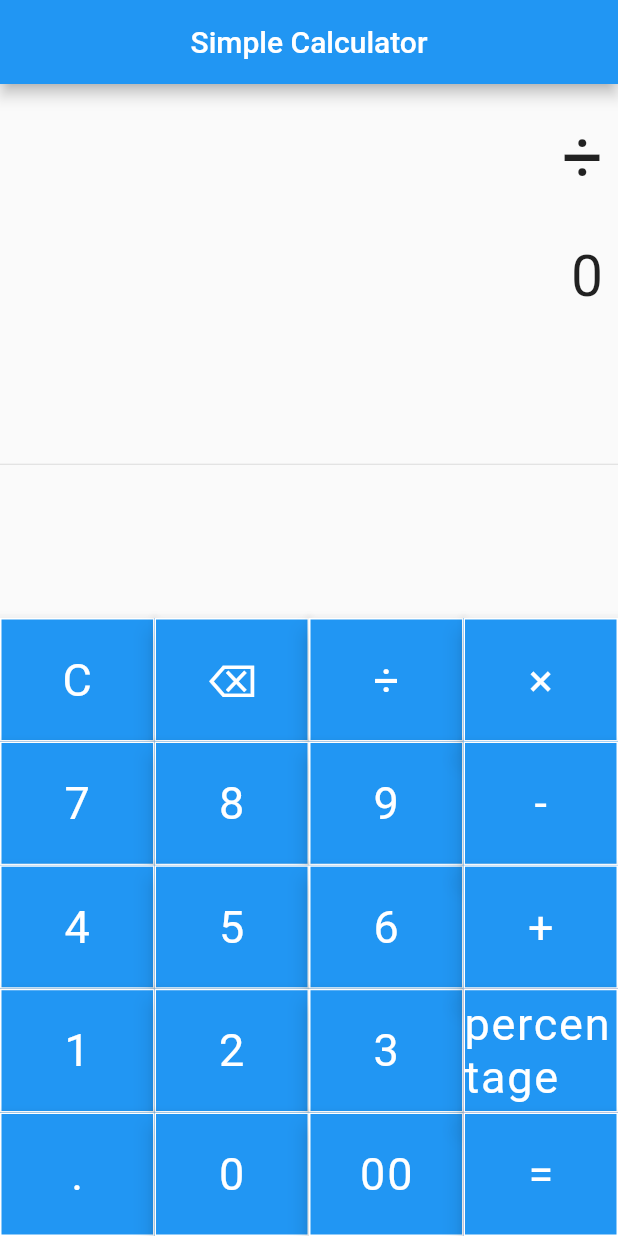
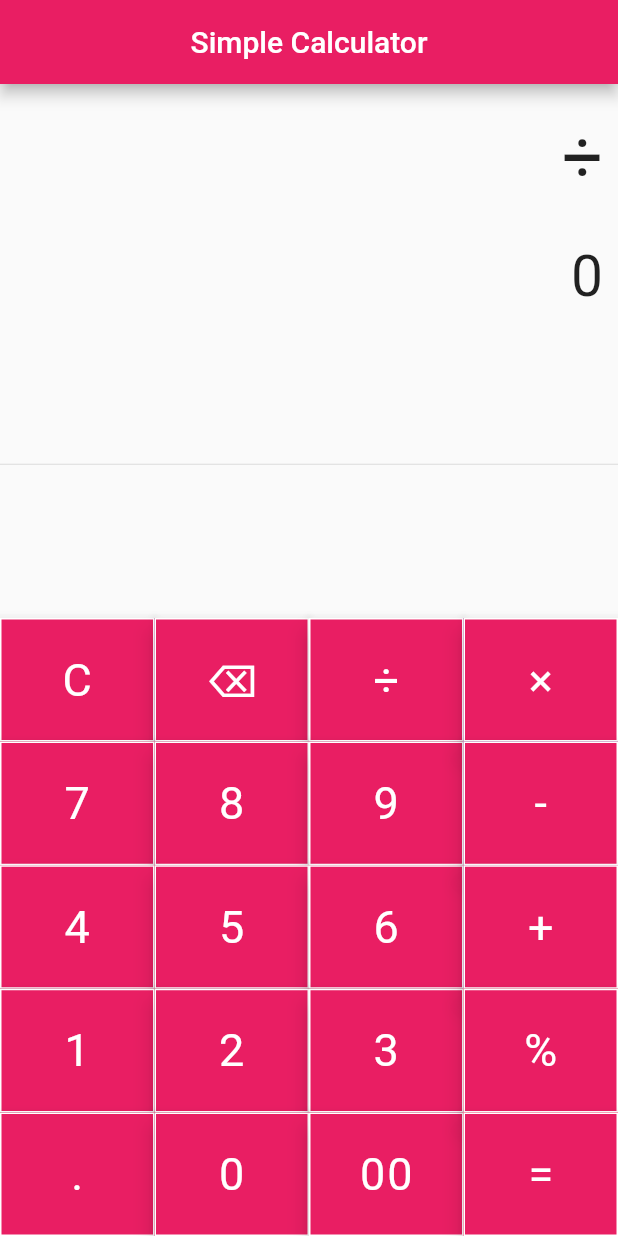
Before and after one commit to needyaya/s_in-s_up-chatpage, a Flutter app: the screen it shows after launch, after a tap on an icon or button, on a phone screen of 412 x 824 dp. Run offline on Flutter 3.47's test engine with Material 2 defaults, Android fonts, the phone set to English and light mode, and no system bars; our stand-ins replace math_expressions.

Commit message:
new percentage

```diff
--- a/calculator/lib/main.dart
+++ b/calculator/lib/main.dart
@@ -11,6 +11,7 @@ class Calculator extends StatelessWidget {
     return MaterialApp(
       debugShowCheckedModeBanner: false,
       title: 'Calculator',
+      theme: ThemeData(primarySwatch: Colors.pink),
       home: SimpleCalculator(),
     );
   }
@@ -46,7 +47,7 @@ class _SimpleCalculatorState extends State<SimpleCalculator> {
         if (equation == "") {
           equation = "0";
         }
-      } else if (buttonText == "=") {
+      } else if (buttonText == "=" ) {
         equationFontSize = 38.0;
         resultFontSize = 48.0;
 
@@ -54,39 +55,18 @@ class _SimpleCalculatorState extends State<SimpleCalculator> {
         expression = expression.replaceAll('X', '*');
         expression = expression.replaceAll('÷', '/');
 
-        if (buttonText == "percentage") {
-          table = equation.split("percentage");
+        if (expression == "~") {
+          table = equation.split("~");
           num = double.parse(table.elementAt(0));
           num1 = double.parse(table.elementAt(1));
-          precentage = ((num - num1) / num1) * 100;
-          result = precentage.toString();
-        }
-        if (buttonText == "+") {
-          table = equation.split("+");
-          num = double.parse(table.elementAt(0));
-          num1 = double.parse(table.elementAt(1));
-          precentage = num1 + num;
-          result = precentage.toString();
-        }
-        if (buttonText == "-") {
-          table = equation.split("-");
-          num = double.parse(table.elementAt(0));
-          num1 = double.parse(table.elementAt(1));
-          result = '${num - num1}';
-        }
-        if (buttonText == "x") {
-          table = equation.split("x");
-          num = double.parse(table.elementAt(0));
-          num1 = double.parse(table.elementAt(1));
-          precentage = num * num1;
-          result = precentage.toString();
-        }
-        if (buttonText == "÷") {
-          table = equation.split("÷");
-          num = double.parse(table.elementAt(0));
-          num1 = double.parse(table.elementAt(1));
-          precentage = num / num1;
-          result = precentage.toString();
+          print(num);
+          result = '${((num - num) * num1) / 100}';
+        } else {
+          Parser p = Parser();
+          Expression exp = p.parse(expression);
+
+          ContextModel cm = ContextModel();
+          result = '${exp.evaluate(EvaluationType.REAL, cm)}';
         }
       } else {
         equationFontSize = 48.0;
@@ -155,8 +135,8 @@ class _SimpleCalculatorState extends State<SimpleCalculator> {
                   children: [
                     TableRow(children: [
                       buildButton("C", 1, Colors.redAccent),
-                      buildButton("⌫", 1, Color.fromARGB(255, 114, 177, 229)),
-                      buildButton("÷", 1, Color.fromARGB(255, 114, 33, 158)),
+                      buildButton("⌫", 1, Colors.blue),
+                      buildButton("÷", 1, Colors.blue),
                     ]),
                     TableRow(children: [
                       buildButton("7", 1, Colors.black54),
@@ -195,7 +175,7 @@ class _SimpleCalculatorState extends State<SimpleCalculator> {
                       buildButton("+", 1, Colors.blue),
                     ]),
                     TableRow(children: [
-                      buildButton("percentage", 1, Colors.redAccent),
+                      buildButton("%", 1, Colors.redAccent),
                     ]),
                     TableRow(children: [
                       buildButton("=", 1, Colors.redAccent),
```
